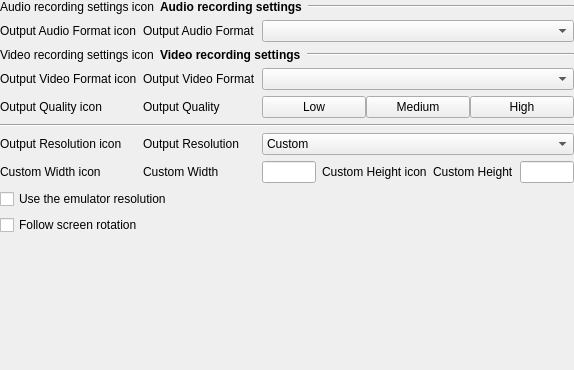
punesemu/puNES, file src/gui/designer/wdgSettingsRecording.ui: the form before one commit.
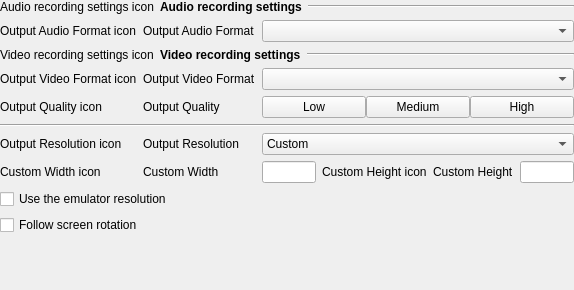
The form after the commit.

Commit message: A few more minor adjustments to the settings dialog.

The edit to the form file:
```diff
--- a/src/gui/designer/wdgSettingsRecording.ui
+++ b/src/gui/designer/wdgSettingsRecording.ui
@@ -7,7 +7,7 @@
     <x>0</x>
     <y>0</y>
     <width>574</width>
-    <height>370</height>
+    <height>290</height>
    </rect>
   </property>
   <property name="focusPolicy">
@@ -439,8 +439,8 @@
      </property>
      <property name="sizeHint" stdset="0">
       <size>
-       <width>185</width>
-       <height>219</height>
+       <width>20</width>
+       <height>20</height>
       </size>
      </property>
     </spacer>
```
The commit also changes 7 other files.
